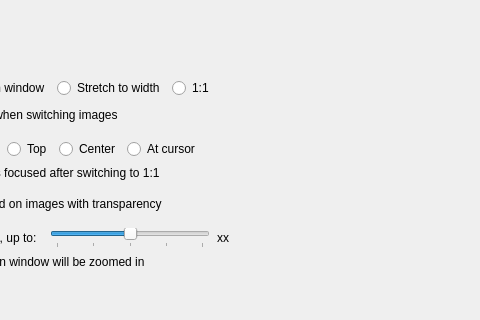
First picture: the form in qimgv/gui/dialogs/settingsdialog.ui, repository do-i/thumbgrid, before the edit; both pictures show x 303 to 783 and y 0 to 320 of the 783 by 741 pixel window.
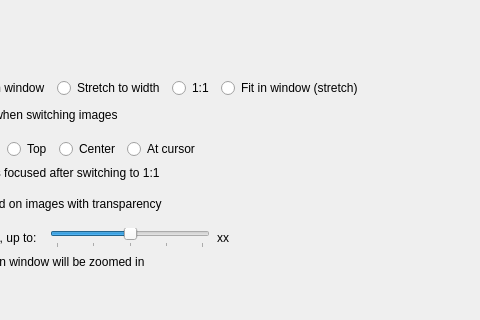
Second picture: the form after the edit. The open tabs and pages were chosen to show the change. Custom widgets are drawn as their Qt base class.

Commit message: Add new setting 'Fit in window (stretch)' in display options that scales images up to the screen height while preserving aspect ratio

Diff of the .ui file:
```diff
--- a/qimgv/gui/dialogs/settingsdialog.ui
+++ b/qimgv/gui/dialogs/settingsdialog.ui
@@ -2019,6 +2019,13 @@
                       </property>
                      </widget>
                     </item>
+                    <item>
+                     <widget class="QRadioButton" name="fitModeWindowStretch">
+                      <property name="text">
+                       <string>Fit in window (stretch)</string>
+                      </property>
+                     </widget>
+                    </item>
                     <item>
                      <spacer name="horizontalSpacer_21">
                       <property name="orientation">
```
The commit also changes 18 other files.
